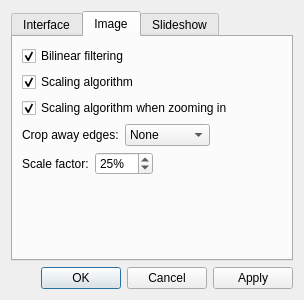
The window that src/qvoptionsdialog.ui (jurplel/qView) describes before a commit, drawn with Qt 5.
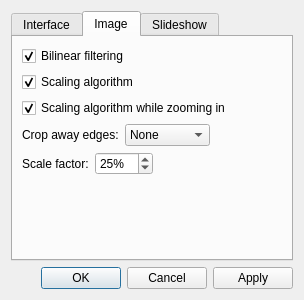
The same window after the commit.

```diff
--- a/src/qvoptionsdialog.ui
+++ b/src/qvoptionsdialog.ui
@@ -245,7 +245,7 @@
        <item row="2" column="0">
         <widget class="QCheckBox" name="scalingTwoCheckbox">
          <property name="text">
-          <string>Scaling algorithm when zooming in</string>
+          <string>Scaling algorithm while zooming in</string>
          </property>
          <property name="checked">
           <bool>true</bool>
```
